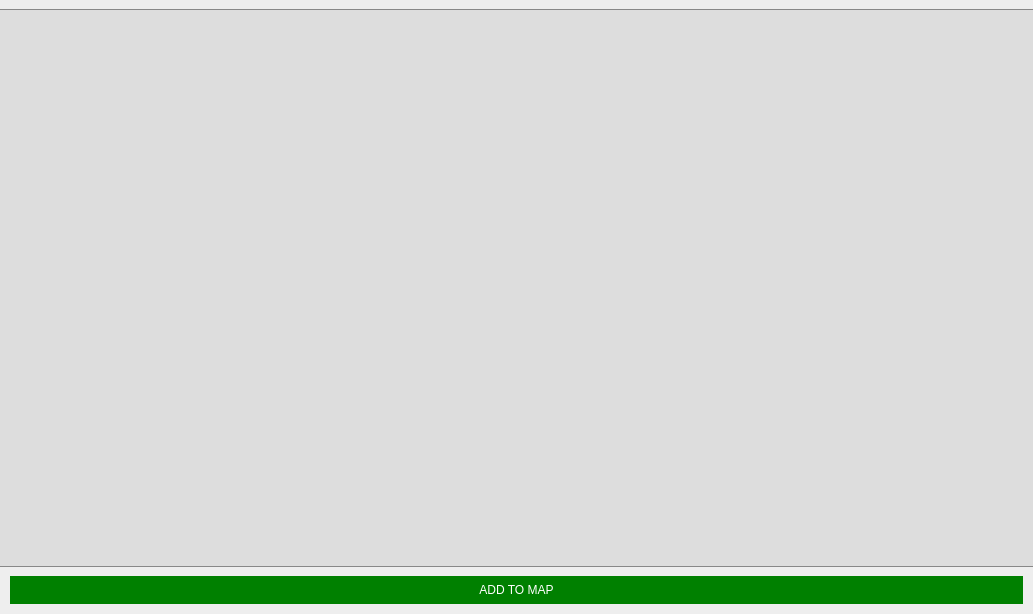
The window that gnavs/gui/gnavs_dockwidget_base.ui (b-lack/qgis-gnavs-plugin) describes before a commit, drawn with Qt 5.
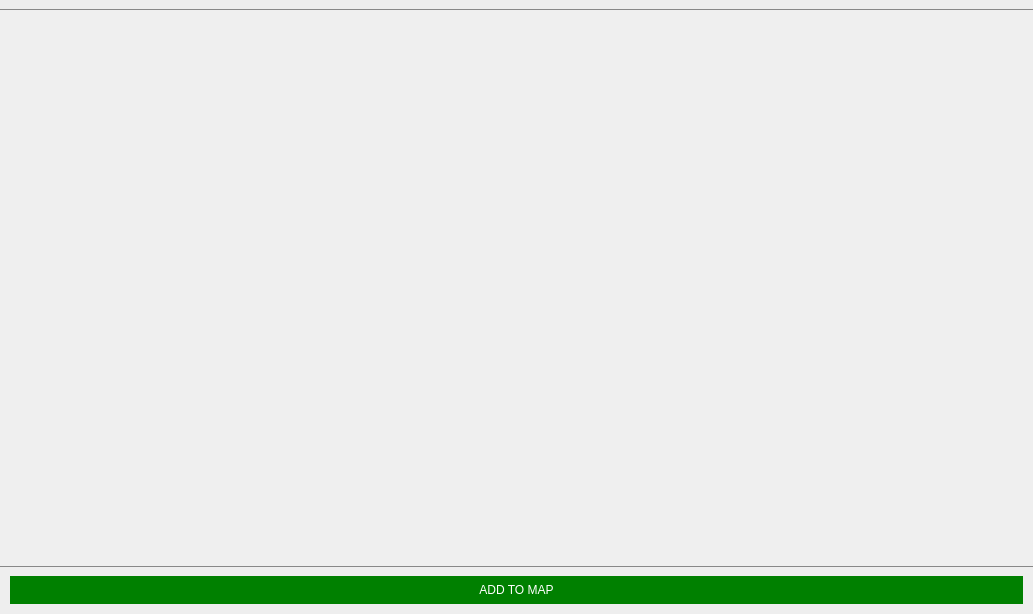
The same window after the commit.

What changed in the file:
```diff
--- a/gnavs/gui/gnavs_dockwidget_base.ui
+++ b/gnavs/gui/gnavs_dockwidget_base.ui
@@ -28,7 +28,7 @@
   <widget class="QWidget" name="dockWidgetContents">
    <property name="styleSheet">
     <string notr="true">QScrollArea#lfbScrollArea{
-	background-color: #ddd;
+
 }</string>
    </property>
    <layout class="QGridLayout" name="gridLayout">
```
